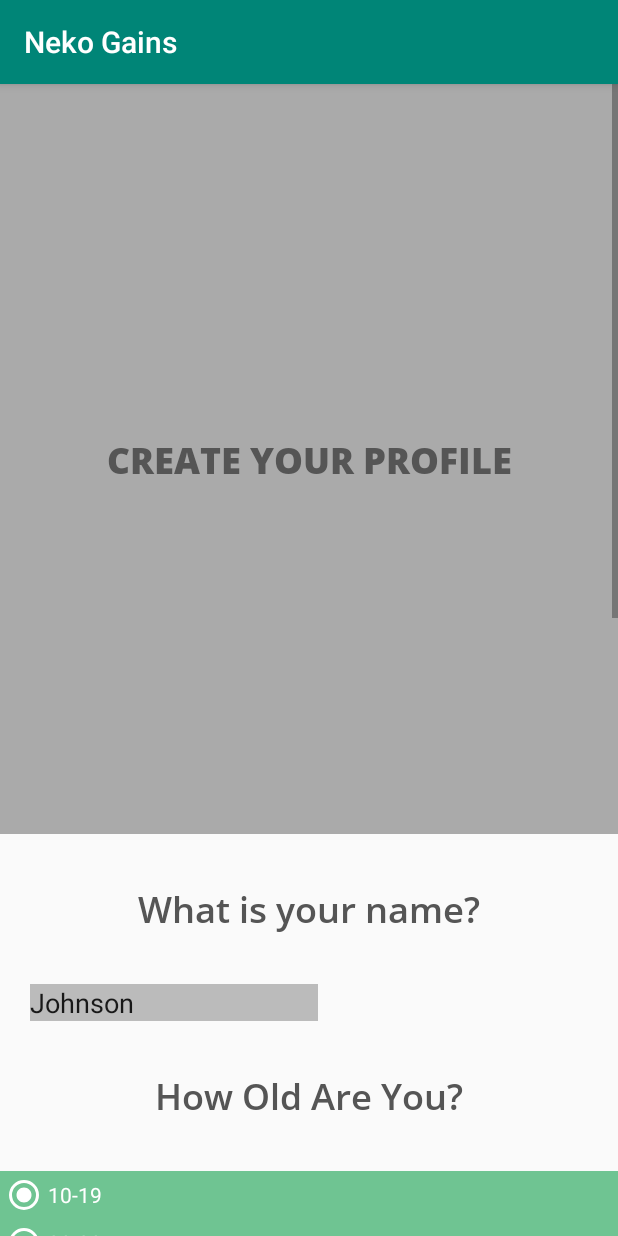
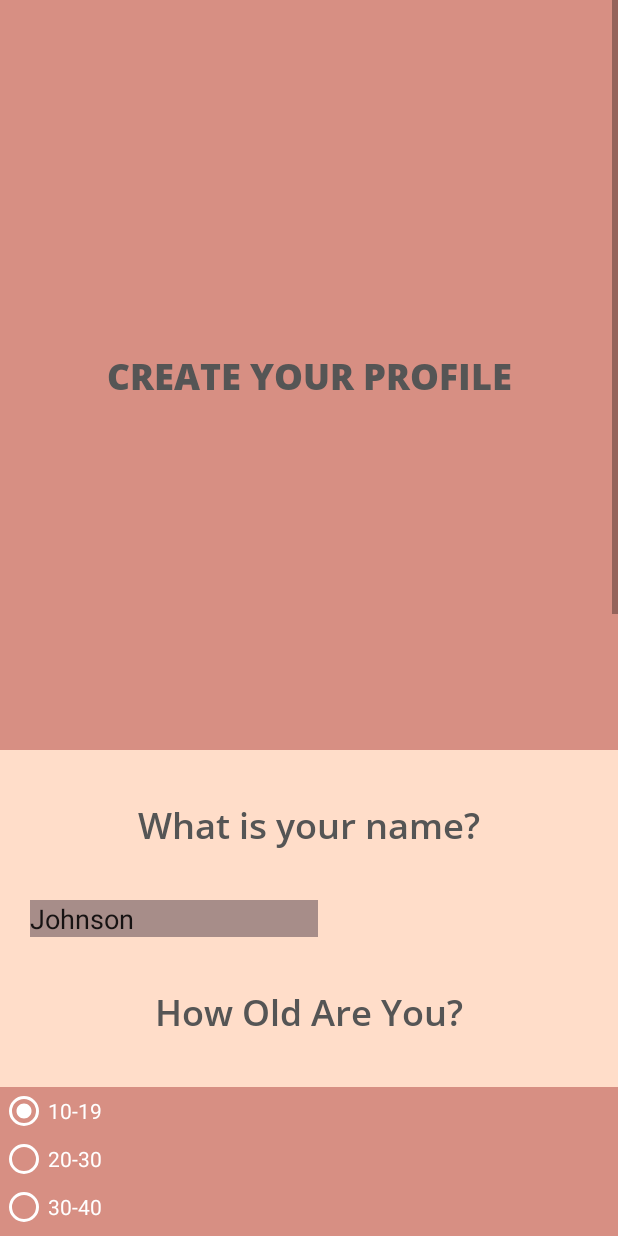
Before and after one commit to Legendarytruth/Neko-Gainz, an Android app: the screen it shows after launch (Questionnaire), after a tap on "REGISTER", on a phone screen of 412 x 824 dp. Run offline under Robolectric (Android 15) with nearby library versions, the light colour scheme and no system bars.

Commit message:
Fixed database bug and changed app theme colours
Signed-off-by: RiddleMeDoo <kana.hashimoto@mail.utoronto.ca>

```diff
--- a/Neko Gains/app/src/main/java/com/example/nekogains/HomeFrag.java
+++ b/Neko Gains/app/src/main/java/com/example/nekogains/HomeFrag.java
@@ -69,6 +69,7 @@ public class HomeFrag extends Fragment implements View.OnClickListener {
 
         MainActivity activity = (MainActivity) getActivity();
         user = new User(DatabaseHelper.getInstance(MainActivity.getContext()), ((MainActivity)this.getActivity()).getUserId());
+        System.out.println("THIS IS HOMEFRAG");
         System.out.println(user.getUserInventory().numofFood("blueberries"));
         System.out.println("TESTING\n\n");
 
--- a/Neko Gains/app/src/main/java/com/example/nekogains/MainActivity.java
+++ b/Neko Gains/app/src/main/java/com/example/nekogains/MainActivity.java
@@ -27,18 +27,23 @@ public class MainActivity extends AppCompatActivity {
     SharedPreferences settings;
     User user;
     Intent intent;
-    int id = 0;
+    int id;
     public static final int REQUEST_CODE = 1;
 
     @Override
     protected void onCreate(Bundle savedInstanceState) {
         //for now, clears database on start until login system is uninitialized
-        this.deleteDatabase("Workout.db");
+        //this.deleteDatabase("Workout.db");
+
         super.onCreate(savedInstanceState);
 
         context = getContext();
         dbh = DatabaseHelper.getInstance(this);
         settings = getSharedPreferences("preferences", MODE_PRIVATE);
+        // Temporary below
+        //SharedPreferences.Editor editor = settings.edit();
+        //editor.putBoolean("registered", false);
+        //editor.apply();
 
         //If user is not in database create a new user
         if(!registered()) {
@@ -47,6 +52,7 @@ public class MainActivity extends AppCompatActivity {
         } else {
             System.out.println("Registered, showing home");
             setContentView(R.layout.activity_main);
+            id = settings.getInt("userId", 0);
             BottomNavigationView bottomNavigationView = findViewById(R.id.bot_nav);
             bottomNavigationView.setOnNavigationItemSelectedListener(navListener);
             Toolbar toolbar = findViewById(R.id.toolbar);
@@ -151,7 +157,6 @@ public class MainActivity extends AppCompatActivity {
                     System.out.println(entry.getValue());
                     dbh.updateUserData(id, entry.getKey(), entry.getValue());
                 }
-                //id = dbh.insertNewUser(results[0], results[1], results[2], results[3], results[4], results[5]);
 
                 System.out.println(id);
                 user = new User(dbh, id);
@@ -166,6 +171,7 @@ public class MainActivity extends AppCompatActivity {
                 //Change user settings to say it's registered
                 SharedPreferences.Editor editor = settings.edit();
                 editor.putBoolean("registered", true);
+                editor.putInt("userId", id); //Store user id in settings file
                 editor.apply();
             }
         } else {
--- a/Neko Gains/app/src/main/res/layout/activity_init.xml
+++ b/Neko Gains/app/src/main/res/layout/activity_init.xml
@@ -5,6 +5,7 @@
     android:layout_width="match_parent"
     xmlns:tools="http://schemas.android.com/tools"
     android:layout_height="match_parent"
+    android:background="@color/colorPrimary"
     tools:context=".MainActivity">
 
     <TextView
@@ -13,7 +14,8 @@
         android:layout_height="wrap_content"
         android:layout_centerInParent="true"
         android:text="Welcome! Press the button below to get started."
-        android:textAlignment="center" />
+        android:textAlignment="center"
+        android:gravity="center_horizontal" />
 
     <Button
         android:id="@+id/button"
@@ -22,7 +24,7 @@
         android:layout_below="@+id/welcomeMsg"
         android:layout_centerHorizontal="true"
         android:layout_marginTop="70dp"
-
+        android:background="@color/colorAccent"
         android:onClick="startQuestionnaire"
         android:text="@string/action_register" />
 </RelativeLayout>
--- a/Neko Gains/app/src/main/res/layout/activity_main.xml
+++ b/Neko Gains/app/src/main/res/layout/activity_main.xml
@@ -4,12 +4,14 @@
     xmlns:tools="http://schemas.android.com/tools"
     android:layout_width="match_parent"
     android:layout_height="match_parent"
+    android:background="@color/colorPrimary"
     tools:context=".MainActivity">
 
     <com.google.android.material.appbar.AppBarLayout
         android:id="@+id/top_bar"
         android:layout_width="match_parent"
         android:layout_height="wrap_content"
+
         android:theme="@style/AppTheme.AppBarOverlay">
 
         <androidx.appcompat.widget.Toolbar
@@ -52,7 +54,7 @@
         app:borderWidth="5dp"
         app:elevation="9dp"
         android:src="@drawable/ic_fitness_center_black_24dp"
-        app:backgroundTint="@color/colorPrimary"
+        app:backgroundTint="@color/colorPrimaryDark"
         />
 
 
@@ -63,7 +65,7 @@
         android:layout_height="wrap_content"
         android:layout_gravity="bottom"
         app:menu="@menu/bot_nav"
-        android:background="?android:attr/windowBackground"
+        android:background="@color/colorAccent"
         android:layout_alignParentBottom="true"/>
         <!--
         android:layout_alignParentBottom="true"
--- a/Neko Gains/app/src/main/res/layout/activity_questionnaire.xml
+++ b/Neko Gains/app/src/main/res/layout/activity_questionnaire.xml
@@ -3,7 +3,8 @@
 <LinearLayout xmlns:android="http://schemas.android.com/apk/res/android"
     android:layout_width="match_parent"
     android:id="@+id/layout"
-    android:layout_height="match_parent">
+    android:layout_height="match_parent"
+    android:background="@color/colorPrimary">
     <ScrollView
         android:layout_width="match_parent"
         android:layout_height="match_parent">
@@ -21,7 +22,7 @@
                     android:textSize="24sp"
                     android:gravity="center"
                     android:textColor="#555555"
-                    android:background="#AAAAAA"
+                    android:background="@color/colorPrimaryDark"
                     android:layout_width="match_parent"
                     android:layout_height="500dp"/>
                 <!-- Question 1 -->
@@ -42,7 +43,7 @@
                         android:text="Johnson"
                         android:layout_width="match_parent"
                         android:layout_height="wrap_content"
-                        android:background="#BBBBBB"
+                        android:background="@color/colorAccent"
                         android:layout_marginLeft="20dp"
                         android:layout_marginRight="200dp"
                         android:hint="Enter your name here"/>
@@ -60,6 +61,7 @@
                     android:id="@+id/q2"
                     android:layout_width="match_parent"
                     android:layout_height="wrap_content"
+                    android:background="@color/colorPrimaryDark"
                     android:orientation = "vertical">
 
                     <RadioButton
@@ -70,7 +72,7 @@
                         android:text="10-19"
                         android:textColor="#FFFFFF"
                         android:buttonTint="#ffffff"
-                        android:background ="#6fc492"/>
+                        />
                     <RadioButton
                         android:id="@+id/q2b"
                         android:layout_width="match_parent"
@@ -78,7 +80,7 @@
                         android:text="20-30"
                         android:textColor="#FFFFFF"
                         android:buttonTint="#ffffff"
-                        android:background ="#6fc492"/>
+                        />
                     <RadioButton
                         android:id="@+id/q2c"
                         android:layout_width="match_parent"
@@ -86,7 +88,7 @@
                         android:text="30-40"
                         android:textColor="#FFFFFF"
                         android:buttonTint="#ffffff"
-                        android:background ="#6fc492"/>
+                        />
                     <RadioButton
                         android:id="@+id/q1d"
                         android:layout_width="match_parent"
@@ -94,7 +96,7 @@
                         android:text="50-60"
                         android:textColor="#FFFFFF"
                         android:buttonTint="#ffffff"
-                        android:background ="#6fc492"/>
+                        />
                     <RadioButton
                         android:id="@+id/q2e"
                         android:layout_width="match_parent"
@@ -102,7 +104,7 @@
                         android:text="60+"
                         android:textColor="#FFFFFF"
                         android:buttonTint="#ffffff"
-                        android:background ="#6fc492"/>
+                        />
                 </RadioGroup>
             </LinearLayout>
             <!-- Question 3 -->
@@ -123,7 +125,8 @@
                     android:id="@+id/q3"
                     android:layout_width="match_parent"
                     android:layout_height="wrap_content"
-                    android:orientation = "vertical">
+                    android:orientation = "vertical"
+                    android:background="@color/colorPrimaryDark">
 
                     <RadioButton
                         android:id="@+id/q3a"
@@ -133,7 +136,7 @@
                         android:text="Do not or very seldom exercises"
                         android:textColor="#FFFFFF"
                         android:buttonTint="#ffffff"
-                        android:background ="#6fc492"/>
+                        />
                     <RadioButton
                         android:id="@+id/q3b"
                         android:layout_width="match_parent"
@@ -141,7 +144,7 @@
                         android:text="1-2 times a week"
                         android:textColor="#FFFFFF"
                         android:buttonTint="#ffffff"
-                        android:background ="#6fc492"/>
+                        />
                     <RadioButton
                         android:id="@+id/q3c"
                         android:layout_width="match_parent"
@@ -149,7 +152,7 @@
                         android:text="3-4 times a week"
                         android:textColor="#FFFFFF"
                         android:buttonTint="#ffffff"
-                        android:background ="#6fc492"/>
+                        />
                     <RadioButton
                         android:id="@+id/q3d"
                         android:layout_width="match_parent"
@@ -157,7 +160,7 @@
                         android:text="5 or more times a week"
                         android:textColor="#FFFFFF"
                         android:buttonTint="#ffffff"
-                        android:background ="#6fc492"/>
+                        />
                 </RadioGroup>
             </LinearLayout>
             <!-- Question 4 -->
@@ -178,7 +181,7 @@
                     android:text="60"
                     android:layout_width="match_parent"
                     android:layout_height="wrap_content"
-                    android:background="#BBBBBB"
+                    android:background="@color/colorAccent"
                     android:layout_marginLeft="20dp"
                     android:layout_marginRight="200dp"
                     android:hint="Enter your weight here"/>
@@ -188,7 +191,7 @@
                     android:text="160"
                     android:layout_width="match_parent"
                     android:layout_height="wrap_content"
-                    android:background="#BBBBBB"
+                    android:background="@color/colorAccent"
                     android:layout_marginTop="20dp"
                     android:layout_marginLeft="20dp"
                     android:layout_marginRight="200dp"
@@ -212,7 +215,8 @@
                     android:id="@+id/q5"
                     android:layout_width="match_parent"
                     android:layout_height="wrap_content"
-                    android:orientation = "vertical">
+                    android:orientation = "vertical"
+                    android:background="@color/colorPrimaryDark">
                     <RadioButton
                         android:id="@+id/q5a"
                         android:checked="true"
@@ -221,7 +225,7 @@
                         android:text="Muscle building"
                         android:textColor="#FFFFFF"
                         android:buttonTint="#ffffff"
-                        android:background ="#6fc492"/>
+                        />
                     <RadioButton
                         android:id="@+id/q5b"
                         android:layout_width="match_parent"
@@ -229,7 +233,7 @@
                         android:text="Weight loss"
                         android:textColor="#FFFFFF"
                         android:buttonTint="#ffffff"
-                        android:background ="#6fc492"/>
+                        />
                     <RadioButton
                         android:id="@+id/q5c"
                         android:layout_width="match_parent"
@@ -237,7 +241,7 @@
                         android:text="Healthier lifestyle"
                         android:textColor="#FFFFFF"
                         android:buttonTint="#ffffff"
-                        android:background ="#6fc492"/>
+                        />
                 </RadioGroup>
             </LinearLayout>
                 <Button
@@ -247,6 +251,7 @@
                     android:textSize="24sp"
                     android:gravity="center"
                     android:textColor="#555555"
+                    android:background="@color/colorAccent"
                     android:layout_marginHorizontal="50dp"
                     android:layout_marginTop="40dp"
                     android:layout_marginBottom="60dp"
--- a/Neko Gains/app/src/main/res/values/colors.xml
+++ b/Neko Gains/app/src/main/res/values/colors.xml
@@ -1,6 +1,6 @@
 <?xml version="1.0" encoding="utf-8"?>
 <resources>
-    <color name="colorPrimary">#008577</color>
-    <color name="colorPrimaryDark">#00574B</color>
-    <color name="colorAccent">#D81B60</color>
+    <color name="colorPrimary">#FFDDC9</color>
+    <color name="colorPrimaryDark">#D78F83</color>
+    <color name="colorAccent">#A78D89</color>
 </resources>
--- a/Neko Gains/app/src/main/res/values/styles.xml
+++ b/Neko Gains/app/src/main/res/values/styles.xml
@@ -1,11 +1,13 @@
-<resources>
+<resources xmlns:tools="http://schemas.android.com/tools">
 
     <!-- Base application theme. -->
-    <style name="AppTheme" parent="Theme.AppCompat.Light.DarkActionBar">
+    <style name="AppTheme" parent="Theme.AppCompat.Light.NoActionBar">
         <!-- Customize your theme here. -->
         <item name="colorPrimary">@color/colorPrimary</item>
         <item name="colorPrimaryDark">@color/colorPrimaryDark</item>
         <item name="colorAccent">@color/colorAccent</item>
+        <item name="android:windowNoTitle">true</item>
+        <item name="android:windowActionBar">false</item>
     </style>
 
     <style name="AppTheme.NoActionBar">
```
Also changed, not shown: Neko Gains/app/src/main/res/layout/content_main.xml (+1 -8 lines), Neko Gains/app/src/main/res/layout/home_frag.xml (+21 -5 lines), Neko Gains/app/src/main/res/layout/store_frag.xml (+14 -4 lines).
